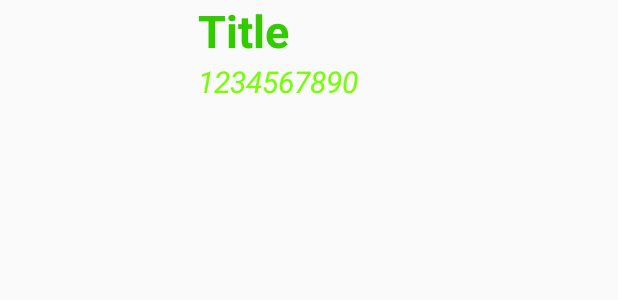
After one commit to pud1234/EmerCall, an Android app: the layout listview_layout.xml on its own in the app's theme, with its tools: preview values and no code run, on a phone screen of 412 x 824 dp. The commit adds this screen. Shown: the top 300 px of the screen. Run offline under Robolectric (Android 15) with nearby library versions, the phone set to English and light mode, and no system bars.

Commit message:
before Lunch

```diff
--- /dev/null
+++ b/app/src/main/res/layout/listview_layout.xml
@@ -0,0 +1,45 @@
+<?xml version="1.0" encoding="utf-8"?>
+<LinearLayout xmlns:android="http://schemas.android.com/apk/res/android"
+    android:orientation="horizontal" android:layout_width="match_parent"
+    android:layout_height="match_parent">
+
+ <!--Image-->
+    <ImageView
+        android:id="@+id/imageListView"
+        android:layout_margin="16dp"
+        android:layout_width="100dp"
+        android:layout_height="100dp" />
+
+
+  <!--Content-->
+    <LinearLayout
+        android:orientation="vertical"
+        android:layout_width="match_parent"
+        android:layout_height="wrap_content">
+
+
+    <!--Title-->
+    <TextView
+        android:id="@+id/textViewTitle"
+        android:textColor="@color/colorPrimaryDark"
+        android:textStyle="bold"
+        android:textSize="30sp"
+        android:text="Title"
+        android:layout_width="wrap_content"
+        android:layout_height="wrap_content" />
+
+    <!--Phone Number-->
+        <TextView
+            android:id="@+id/textViewPhone"
+            android:textColor="@color/colorPrimary"
+            android:textStyle="italic"
+            android:textSize="20sp"
+            android:text="1234567890"
+            android:layout_width="wrap_content"
+            android:layout_height="wrap_content" />
+
+
+</LinearLayout>
+
+
+</LinearLayout>
```
Also changed, not shown: app/src/main/java/pud/snru/ac/th/emercall/fragment/HospitalFragment.java (added, +30 -0 lines), app/src/main/java/pud/snru/ac/th/emercall/fragment/MainFragment.java (+4 -4 lines), app/src/main/java/pud/snru/ac/th/emercall/utility/HospitalAdapter.java (added, +64 -0 lines), app/src/main/res/layout/fragment_hospital.xml (added, +11 -0 lines).
